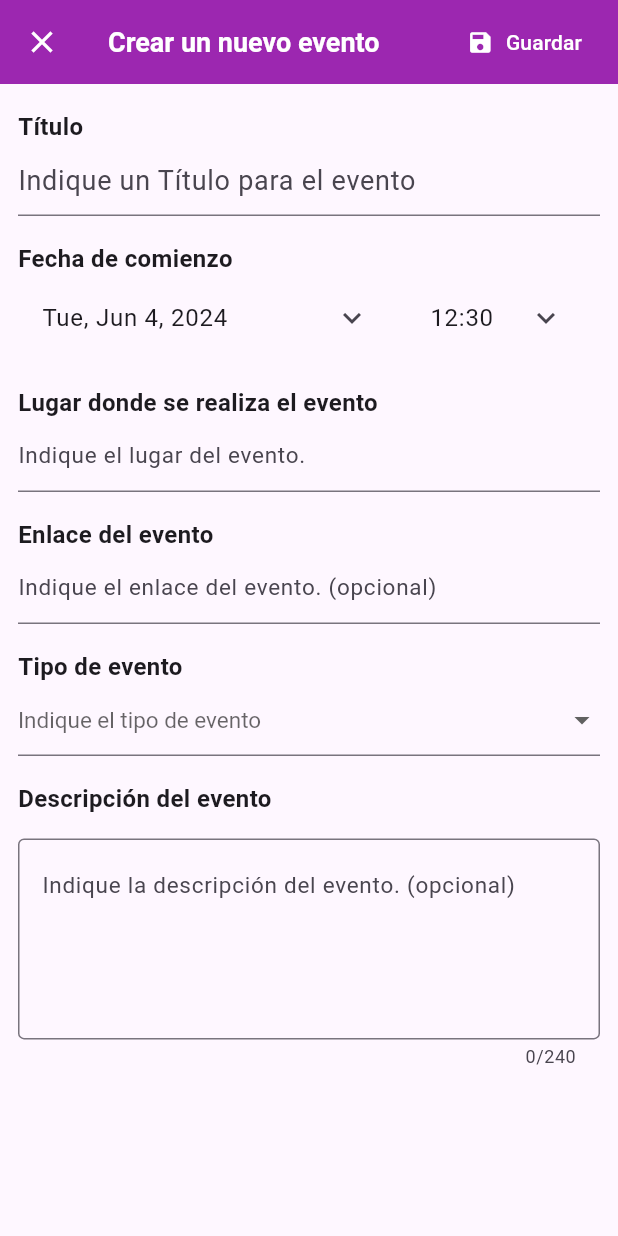
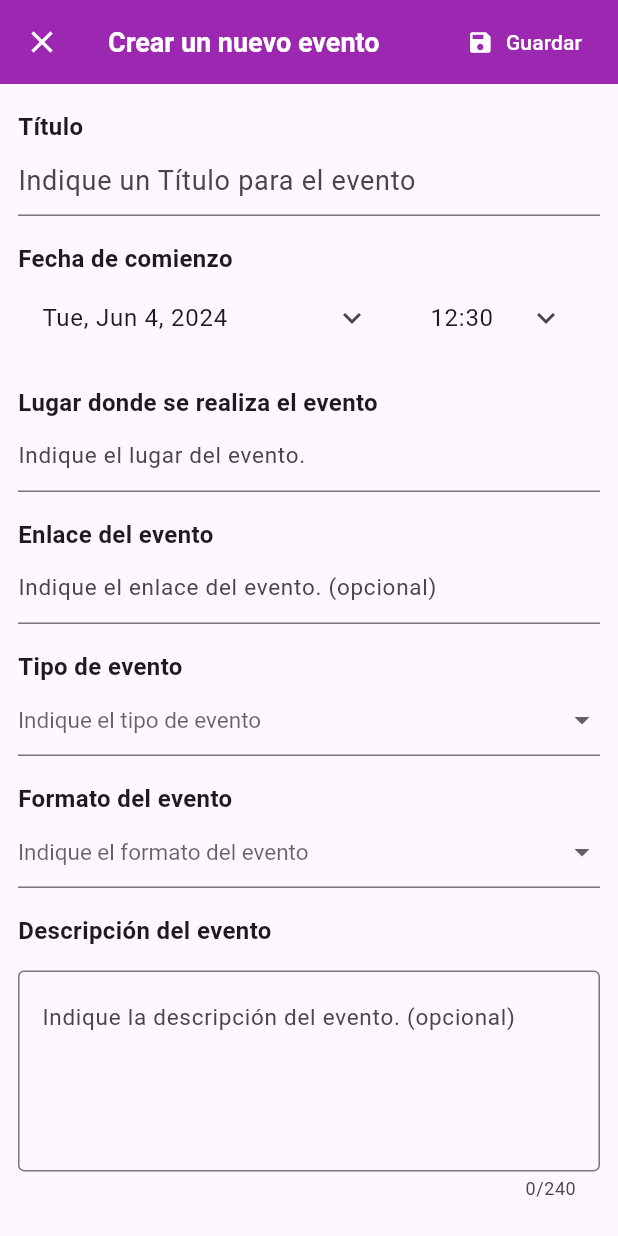
Before and after one commit to TheCarlitosYT/inforas, a Flutter app: the EventEditingPage screen opened by its route, on a phone screen of 412 x 824 dp. Run offline on Flutter 3.47's test engine with Material 3 defaults, Android fonts, the phone set to English and light mode, and no system bars; our stand-ins replace flutter_secure_storage, form_field_validator, get, syncfusion_flutter_calendar, table_calendar; accounts and stored records are empty.

Commit message:
Si hace get en eventos omggggggggg

```diff
--- a/lib/models/evento.dart
+++ b/lib/models/evento.dart
@@ -6,6 +6,7 @@ class Evento {
     int? idEventos;
     String titulo;
     String tipoEvento;
+    String formatoEvento;
     String? descripcion;
     String? enlace;
     DateTime fecha;
@@ -16,6 +17,7 @@ class Evento {
         this.idEventos,
         required this.titulo,
         required this.tipoEvento,
+        required this.formatoEvento,
         this.descripcion,
         this.enlace,
         required this.fecha,
@@ -31,6 +33,7 @@ class Evento {
         idEventos: json["id_eventos"],
         titulo: json["titulo"],
         tipoEvento: json["tipoEvento"],
+        formatoEvento: json["formatoEvento"],
         descripcion: json["descripcion"],
         enlace: json["enlace"],
         fecha: DateTime.parse(json["fecha"]),
@@ -42,6 +45,7 @@ class Evento {
         "id_eventos": idEventos,
         "titulo": titulo,
         "tipoEvento": tipoEvento,
+        "formatoEvento": formatoEvento,
         "descripcion": descripcion,
         "enlace": enlace,
         "fecha": fecha.toIso8601String(),
--- a/lib/screens/event_editing_page.dart
+++ b/lib/screens/event_editing_page.dart
@@ -28,6 +28,7 @@ class _EventEditingPageState extends State<EventEditingPage> {
   final lugarController = TextEditingController();
   final enlaceController = TextEditingController();
   var tipoController = TextEditingController();
+  var formatoController = TextEditingController();
   final descripcionController = TextEditingController();
 
   late DateTime fechaHoraEvento;
@@ -44,6 +45,7 @@ class _EventEditingPageState extends State<EventEditingPage> {
       lugarController.text = event.lugar;
       enlaceController.text = event.enlace ?? "";
       tipoController.text = event.tipoEvento;
+      formatoController.text = event.formatoEvento;
       fechaHoraEvento = event.fecha;
       descripcionController.text = event.descripcion ?? '';
     }
@@ -91,8 +93,11 @@ class _EventEditingPageState extends State<EventEditingPage> {
                 SizedBox(height: 12),
                 buildTipoEvento(),
                 SizedBox(height: 12),
+                buildFormatoEvento(),
+                SizedBox(height: 12),
                 buildDescription(),
                 SizedBox(height: 12),
+
               ],
             ),
           ),
@@ -195,12 +200,24 @@ class _EventEditingPageState extends State<EventEditingPage> {
     items: [
       // Placeholder
       DropdownMenuItem(
-        child: Text('Conferencia'),
-        value: 'Conferencia',
+        child: Text('Jornada'),
+        value: 'Jornada',
       ),
       DropdownMenuItem(
         child: Text('Taller'),
         value: 'Taller',
+      ),
+      DropdownMenuItem(
+        child: Text('Deportivo'),
+        value: 'Deportivo',
+      ),
+      DropdownMenuItem(
+        child: Text('Encuentro'),
+        value: 'Encuentro',
+      ),
+      DropdownMenuItem(
+        child: Text('Otro'),
+        value: 'Otro',
       ),
     ],
     onChanged: (value) {
@@ -217,6 +234,43 @@ class _EventEditingPageState extends State<EventEditingPage> {
     validator: (value) => value!.isEmpty ? value = "Sin categoría" : null,
   ));
 
+  Widget buildFormatoEvento() => buildHeader(
+  header: 'Formato del evento',
+  child: DropdownButtonFormField(
+    style: TextStyle(fontSize: 15, color: Colors.black),
+    decoration: InputDecoration(
+      border: UnderlineInputBorder(),
+      hintText: 'Indique el formato del evento',
+      hintStyle: TextStyle(fontSize: 15),
+    ),
+    items: [
+      // Placeholder
+      DropdownMenuItem(
+        child: Text('Presencial'),
+        value: 'PRESENCIAL',
+      ),
+      DropdownMenuItem(
+        child: Text('Híbrido'),
+        value: 'HIBRIDO',
+      ),
+      DropdownMenuItem(
+        child: Text('Online'),
+        value: 'ONLINE',
+      ),
+    ],
+    onChanged: (value) {
+      setState(() {
+        if (value != null){
+        formatoController.text = value;
+        } else {
+          formatoController.text = '' ;
+        }
+      });
+    },
+    value: formatoController.text.isNotEmpty ? formatoController.text : null,
+    onSaved: (_) {},
+    validator: (value) => value!.isEmpty ? value = "Sin categoría" : null,
+  ));
   Widget buildDatePickers() => Column(
         children: [
           buildFrom(),
@@ -325,6 +379,7 @@ class _EventEditingPageState extends State<EventEditingPage> {
       final evento = Evento(
           titulo: titleController.text,
           tipoEvento: tipoController.text,
+          formatoEvento: formatoController.text,
           descripcion: descripcionController.text.isNotEmpty
               ? descripcionController.text
               : null,
```
Also changed, not shown: lib/screens/calendar_screen.dart (+0 -7 lines), lib/screens/userScreen.dart (+11 -5 lines), lib/services/evento_service.dart (added, +108 -0 lines), lib/widgets/calendar_widget.dart (+94 -13 lines).
